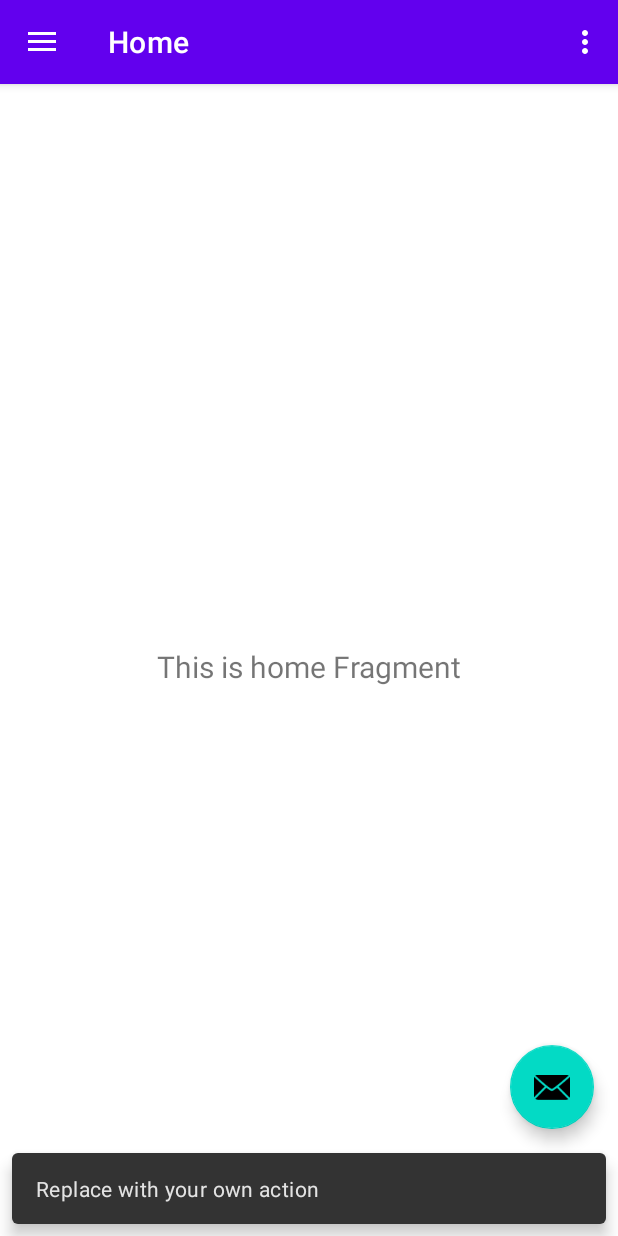
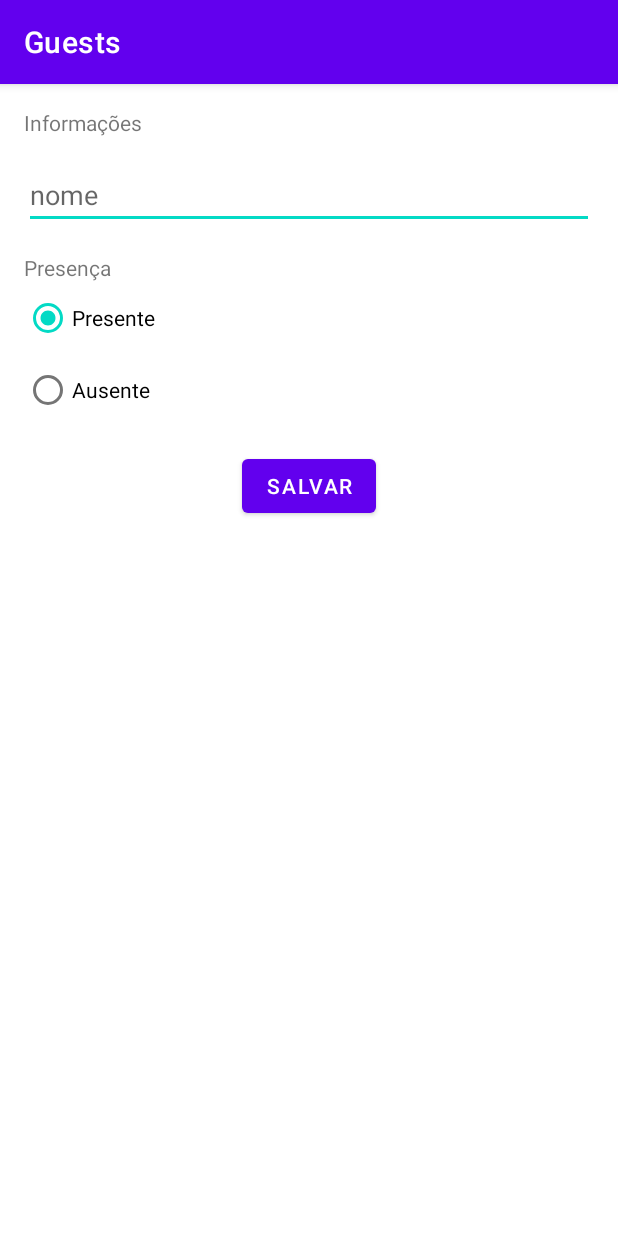
Before and after one commit to PedroHSiqueira/App_Guests, an Android app: the screen it shows after launch (MainActivity before the commit, GuestFormActivity after it), after a tap on an icon or button, on a phone screen of 412 x 824 dp. Run offline under Robolectric (Android 15) with nearby library versions, the phone set to English and light mode, and no system bars; our stand-ins replace navigation-ui.

Commit message:
Binding and ViewModels

```diff
--- a/app/src/main/AndroidManifest.xml
+++ b/app/src/main/AndroidManifest.xml
@@ -13,6 +13,9 @@
         android:theme="@style/Theme.Guests"
         tools:targetApi="31">
         <activity
+            android:name=".GuestFormActivity"
+            android:exported="false" />
+        <activity
             android:name=".MainActivity"
             android:exported="true"
             android:label="@string/app_name"
--- /dev/null
+++ b/app/src/main/java/com/example/guests/GuestFormActivity.kt
@@ -0,0 +1,31 @@
+package com.example.guests
+
+import androidx.appcompat.app.AppCompatActivity
+import android.os.Bundle
+import android.view.View
+import androidx.lifecycle.ViewModelProvider
+import com.example.guests.databinding.ActivityGuestFormBinding
+
+class GuestFormActivity : AppCompatActivity(), View.OnClickListener {
+
+    private lateinit var binding: ActivityGuestFormBinding
+    private lateinit var viewModel: GuestFormViewModel
+
+    override fun onCreate(savedInstanceState: Bundle?) {
+        super.onCreate(savedInstanceState)
+
+        binding = ActivityGuestFormBinding.inflate(layoutInflater)
+        setContentView(binding.root)
+
+        viewModel = ViewModelProvider(this).get(GuestFormViewModel::class.java)
+
+        binding.buttonSave.setOnClickListener(this)
+        binding.radioPresent.isChecked = true
+    }
+
+    override fun onClick(v: View) {
+        if (v.id == R.id.button_save){
+
+        }
+    }
+}
--- /dev/null
+++ b/app/src/main/java/com/example/guests/GuestFormViewModel.kt
@@ -0,0 +1,7 @@
+package com.example.guests
+
+import androidx.lifecycle.ViewModel
+
+class GuestFormViewModel: ViewModel() {
+
+}
--- a/app/src/main/java/com/example/guests/MainActivity.kt
+++ b/app/src/main/java/com/example/guests/MainActivity.kt
@@ -1,5 +1,6 @@
 package com.example.guests
 
+import android.content.Intent
 import android.os.Bundle
 import android.view.Menu
 import com.google.android.material.snackbar.Snackbar
@@ -27,29 +28,26 @@ class MainActivity : AppCompatActivity() {
         setSupportActionBar(binding.appBarMain.toolbar)
 
         binding.appBarMain.fab.setOnClickListener { view ->
-            Snackbar.make(view, "Replace with your own action", Snackbar.LENGTH_LONG)
-                .setAction("Action", null).show()
+            startActivity(Intent(applicationContext, GuestFormActivity::class.java))
         }
-        val drawerLayout: DrawerLayout = binding.drawerLayout
-        val navView: NavigationView = binding.navView
-        val navController = findNavController(R.id.nav_host_fragment_content_main)
-        appBarConfiguration = AppBarConfiguration(
-            setOf(
-                R.id.nav_home, R.id.nav_gallery, R.id.nav_slideshow
-            ), drawerLayout
-        )
-        setupActionBarWithNavController(navController, appBarConfiguration)
-        navView.setupWithNavController(navController)
-    }
-
-    override fun onCreateOptionsMenu(menu: Menu): Boolean {
-        // Inflate the menu; this adds items to the action bar if it is present.
-        menuInflater.inflate(R.menu.main, menu)
-        return true
+        setUpNavigation()
     }
 
     override fun onSupportNavigateUp(): Boolean {
         val navController = findNavController(R.id.nav_host_fragment_content_main)
         return navController.navigateUp(appBarConfiguration) || super.onSupportNavigateUp()
     }
+
+    private fun setUpNavigation() {
+        val drawerLayout: DrawerLayout = binding.drawerLayout
+        val navView: NavigationView = binding.navView
+        val navController = findNavController(R.id.nav_host_fragment_content_main)
+        appBarConfiguration = AppBarConfiguration(
+            setOf(
+                R.id.nav_all_guests, R.id.nav_presents, R.id.nav_absents
+            ), drawerLayout
+        )
+        setupActionBarWithNavController(navController, appBarConfiguration)
+        navView.setupWithNavController(navController)
+    }
 }
--- a/app/src/main/java/com/example/guests/ui/home/HomeViewModel.kt
+++ b/app/src/main/java/com/example/guests/ui/AbsentViewModel.kt
@@ -1,13 +1,13 @@
-package com.example.guests.ui.home
+package com.example.guests.ui
 
 import androidx.lifecycle.LiveData
 import androidx.lifecycle.MutableLiveData
 import androidx.lifecycle.ViewModel
 
-class HomeViewModel : ViewModel() {
+class AbsentViewModel : ViewModel() {
 
     private val _text = MutableLiveData<String>().apply {
-        value = "This is home Fragment"
+        value = "This is slideshow Fragment"
     }
     val text: LiveData<String> = _text
 }
--- a/app/src/main/java/com/example/guests/ui/home/HomeFragment.kt
+++ b/app/src/main/java/com/example/guests/ui/AllGuestsFragment.kt
@@ -1,4 +1,4 @@
-package com.example.guests.ui.home
+package com.example.guests.ui
 
 import android.os.Bundle
 import android.view.LayoutInflater
@@ -7,11 +7,11 @@ import android.view.ViewGroup
 import android.widget.TextView
 import androidx.fragment.app.Fragment
 import androidx.lifecycle.ViewModelProvider
-import com.example.guests.databinding.FragmentHomeBinding
+import com.example.guests.databinding.FragmentAllGuestsBinding
 
-class HomeFragment : Fragment() {
+class AllGuestsFragment : Fragment() {
 
-    private var _binding: FragmentHomeBinding? = null
+    private var _binding: FragmentAllGuestsBinding? = null
 
     // This property is only valid between onCreateView and
     // onDestroyView.
@@ -22,14 +22,14 @@ class HomeFragment : Fragment() {
         container: ViewGroup?,
         savedInstanceState: Bundle?
     ): View {
-        val homeViewModel =
-            ViewModelProvider(this).get(HomeViewModel::class.java)
+        val viewModel =
+            ViewModelProvider(this).get(AllGuestsViewModel::class.java)
 
-        _binding = FragmentHomeBinding.inflate(inflater, container, false)
+        _binding = FragmentAllGuestsBinding.inflate(inflater, container, false)
         val root: View = binding.root
 
         val textView: TextView = binding.textHome
-        homeViewModel.text.observe(viewLifecycleOwner) {
+        viewModel.text.observe(viewLifecycleOwner) {
             textView.text = it
         }
         return root
--- a/app/src/main/java/com/example/guests/ui/slideshow/SlideshowViewModel.kt
+++ b/app/src/main/java/com/example/guests/ui/AllGuestsViewModel.kt
@@ -1,13 +1,13 @@
-package com.example.guests.ui.slideshow
+package com.example.guests.ui
 
 import androidx.lifecycle.LiveData
 import androidx.lifecycle.MutableLiveData
 import androidx.lifecycle.ViewModel
 
-class SlideshowViewModel : ViewModel() {
+class AllGuestsViewModel : ViewModel() {
 
     private val _text = MutableLiveData<String>().apply {
-        value = "This is slideshow Fragment"
+        value = "This is home Fragment"
     }
     val text: LiveData<String> = _text
 }
--- a/app/src/main/java/com/example/guests/ui/gallery/GalleryViewModel.kt
+++ b/app/src/main/java/com/example/guests/ui/PresentsViewModel.kt
@@ -1,10 +1,10 @@
-package com.example.guests.ui.gallery
+package com.example.guests.ui
 
 import androidx.lifecycle.LiveData
 import androidx.lifecycle.MutableLiveData
 import androidx.lifecycle.ViewModel
 
-class GalleryViewModel : ViewModel() {
+class PresentsViewModel : ViewModel() {
 
     private val _text = MutableLiveData<String>().apply {
         value = "This is gallery Fragment"
--- /dev/null
+++ b/app/src/main/res/layout/activity_guest_form.xml
@@ -0,0 +1,72 @@
+<?xml version="1.0" encoding="utf-8"?>
+<androidx.constraintlayout.widget.ConstraintLayout xmlns:android="http://schemas.android.com/apk/res/android"
+    xmlns:app="http://schemas.android.com/apk/res-auto"
+    xmlns:tools="http://schemas.android.com/tools"
+    android:layout_width="match_parent"
+    android:layout_height="match_parent"
+    android:padding="16dp"
+    tools:context=".GuestFormActivity">
+
+    <TextView
+        android:id="@+id/text_name"
+        android:layout_width="0dp"
+        android:layout_height="wrap_content"
+        android:text="@string/form_information"
+        app:layout_constraintEnd_toEndOf="parent"
+        app:layout_constraintStart_toStartOf="parent"
+        app:layout_constraintTop_toTopOf="parent" />
+
+    <EditText
+        android:id="@+id/edit_name"
+        android:layout_width="0dp"
+        android:layout_height="wrap_content"
+        android:layout_marginTop="16dp"
+        android:hint="@string/form_name"
+        app:layout_constraintEnd_toEndOf="parent"
+        app:layout_constraintStart_toStartOf="parent"
+        app:layout_constraintTop_toBottomOf="@id/text_name" />
+
+    <TextView
+        android:id="@+id/text_present"
+        android:layout_width="0dp"
+        android:layout_height="wrap_content"
+        android:layout_marginTop="16dp"
+        android:text="@string/form_present"
+        app:layout_constraintEnd_toEndOf="parent"
+        app:layout_constraintStart_toStartOf="parent"
+        app:layout_constraintTop_toBottomOf="@id/edit_name" />
+
+    <RadioGroup
+        android:id="@+id/radio_confirmation"
+        android:layout_width="wrap_content"
+        android:layout_height="wrap_content"
+        app:layout_constraintStart_toStartOf="parent"
+        app:layout_constraintTop_toBottomOf="@id/text_present">
+
+        <RadioButton
+            android:id="@+id/radio_present"
+            android:layout_width="wrap_content"
+            android:layout_height="wrap_content"
+            android:text="@string/form_present_option"
+            app:layout_constraintStart_toStartOf="parent"
+            app:layout_constraintTop_toBottomOf="@id/text_present" />
+
+        <RadioButton
+            android:layout_width="wrap_content"
+            android:layout_height="wrap_content"
+            android:text="@string/form_absent_option"
+            app:layout_constraintStart_toStartOf="parent"
+            app:layout_constraintTop_toBottomOf="@id/radio_present" />
+    </RadioGroup>
+
+    <Button
+        android:id="@+id/button_save"
+        android:layout_width="wrap_content"
+        android:layout_height="wrap_content"
+        android:layout_marginTop="16dp"
+        android:text="@string/form_save"
+        app:layout_constraintEnd_toEndOf="parent"
+        app:layout_constraintStart_toStartOf="parent"
+        app:layout_constraintTop_toBottomOf="@id/radio_confirmation" />
+
+</androidx.constraintlayout.widget.ConstraintLayout>
--- a/app/src/main/res/layout/fragment_slideshow.xml
+++ b/app/src/main/res/layout/fragment_absent.xml
@@ -4,7 +4,7 @@
     xmlns:tools="http://schemas.android.com/tools"
     android:layout_width="match_parent"
     android:layout_height="match_parent"
-    tools:context=".ui.slideshow.SlideshowFragment">
+    tools:context=".ui.AbsentFragment">
 
     <TextView
         android:id="@+id/text_slideshow"
--- a/app/src/main/res/layout/fragment_home.xml
+++ b/app/src/main/res/layout/fragment_all_guests.xml
@@ -4,7 +4,7 @@
     xmlns:tools="http://schemas.android.com/tools"
     android:layout_width="match_parent"
     android:layout_height="match_parent"
-    tools:context=".ui.home.HomeFragment">
+    tools:context=".ui.AllGuestsFragment">
 
     <TextView
         android:id="@+id/text_home"
--- a/app/src/main/res/layout/fragment_gallery.xml
+++ b/app/src/main/res/layout/fragment_presents.xml
@@ -4,7 +4,7 @@
     xmlns:tools="http://schemas.android.com/tools"
     android:layout_width="match_parent"
     android:layout_height="match_parent"
-    tools:context=".ui.gallery.GalleryFragment">
+    tools:context=".ui.PresentsFragment">
 
     <TextView
         android:id="@+id/text_gallery"
--- a/app/src/main/res/menu/activity_main_drawer.xml
+++ b/app/src/main/res/menu/activity_main_drawer.xml
@@ -5,16 +5,16 @@
 
     <group android:checkableBehavior="single">
         <item
-            android:id="@+id/nav_home"
+            android:id="@+id/nav_all_guests"
             android:icon="@drawable/ic_menu_camera"
-            android:title="@string/menu_home" />
+            android:title="@string/menu_all_guests" />
         <item
-            android:id="@+id/nav_gallery"
+            android:id="@+id/nav_presents"
             android:icon="@drawable/ic_menu_gallery"
-            android:title="@string/menu_gallery" />
+            android:title="@string/menu_presents" />
         <item
-            android:id="@+id/nav_slideshow"
+            android:id="@+id/nav_absents"
             android:icon="@drawable/ic_menu_slideshow"
-            android:title="@string/menu_slideshow" />
+            android:title="@string/menu_absent" />
     </group>
 </menu>
--- a/app/src/main/res/menu/main.xml
+++ /dev/null
@@ -1,9 +0,0 @@
-<?xml version="1.0" encoding="utf-8"?>
-<menu xmlns:android="http://schemas.android.com/apk/res/android"
-    xmlns:app="http://schemas.android.com/apk/res-auto">
-    <item
-        android:id="@+id/action_settings"
-        android:orderInCategory="100"
-        android:title="@string/action_settings"
-        app:showAsAction="never" />
-</menu>
--- a/app/src/main/res/navigation/mobile_navigation.xml
+++ b/app/src/main/res/navigation/mobile_navigation.xml
@@ -3,23 +3,23 @@
     xmlns:app="http://schemas.android.com/apk/res-auto"
     xmlns:tools="http://schemas.android.com/tools"
     android:id="@+id/mobile_navigation"
-    app:startDestination="@+id/nav_home">
+    app:startDestination="@+id/nav_all_guests">
 
     <fragment
-        android:id="@+id/nav_home"
-        android:name="com.example.guests.ui.home.HomeFragment"
-        android:label="@string/menu_home"
-        tools:layout="@layout/fragment_home" />
+        android:id="@+id/nav_all_guests"
+        android:name="com.example.guests.ui.AllGuestsFragment"
+        android:label="@string/menu_all_guests"
+        tools:layout="@layout/fragment_all_guests" />
 
     <fragment
-        android:id="@+id/nav_gallery"
-        android:name="com.example.guests.ui.gallery.GalleryFragment"
-        android:label="@string/menu_gallery"
-        tools:layout="@layout/fragment_gallery" />
+        android:id="@+id/nav_presents"
+        android:name="com.example.guests.ui.PresentsFragment"
+        android:label="@string/menu_presents"
+        tools:layout="@layout/fragment_presents" />
 
     <fragment
-        android:id="@+id/nav_slideshow"
-        android:name="com.example.guests.ui.slideshow.SlideshowFragment"
-        android:label="@string/menu_slideshow"
-        tools:layout="@layout/fragment_slideshow" />
+        android:id="@+id/nav_absents"
+        android:name="com.example.guests.ui.AbsentFragment"
+        android:label="@string/menu_absent"
+        tools:layout="@layout/fragment_absent" />
 </navigation>
--- a/app/src/main/res/values/strings.xml
+++ b/app/src/main/res/values/strings.xml
@@ -7,7 +7,13 @@
     <string name="nav_header_desc">Navigation header</string>
     <string name="action_settings">Settings</string>
 
-    <string name="menu_home">Home</string>
-    <string name="menu_gallery">Gallery</string>
-    <string name="menu_slideshow">Slideshow</string>
+    <string name="menu_absent">Ausentes</string>
+    <string name="menu_all_guests">Todos os convidados</string>
+    <string name="menu_presents">Presentes</string>
+    <string name="form_information">Informações</string>
+    <string name="form_name">nome</string>
+    <string name="form_present">Presença</string>
+    <string name="form_present_option">Presente</string>
+    <string name="form_absent_option">Ausente</string>
+    <string name="form_save">Salvar</string>
 </resources>
```
Also changed, not shown: app/src/main/java/com/example/guests/ui/AbsentFragment.kt (renamed from app/src/main/java/com/example/guests/ui/slideshow/SlideshowFragment.kt, +8 -8 lines), app/src/main/java/com/example/guests/ui/PresentsFragment.kt (renamed from app/src/main/java/com/example/guests/ui/gallery/GalleryFragment.kt, +8 -8 lines).
